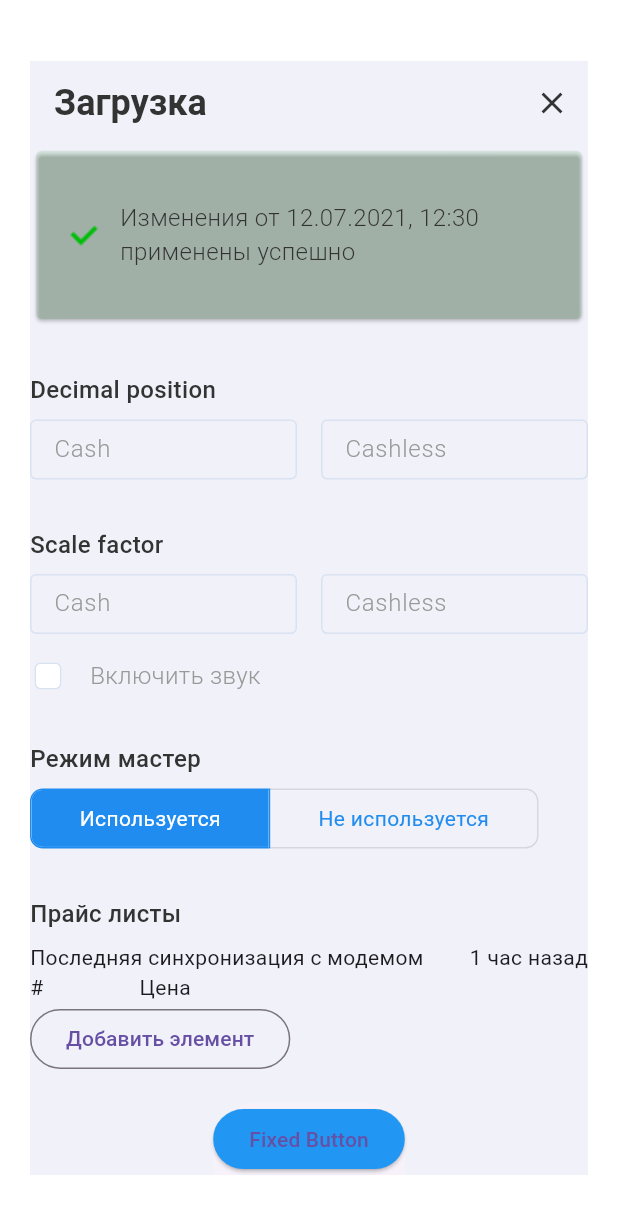
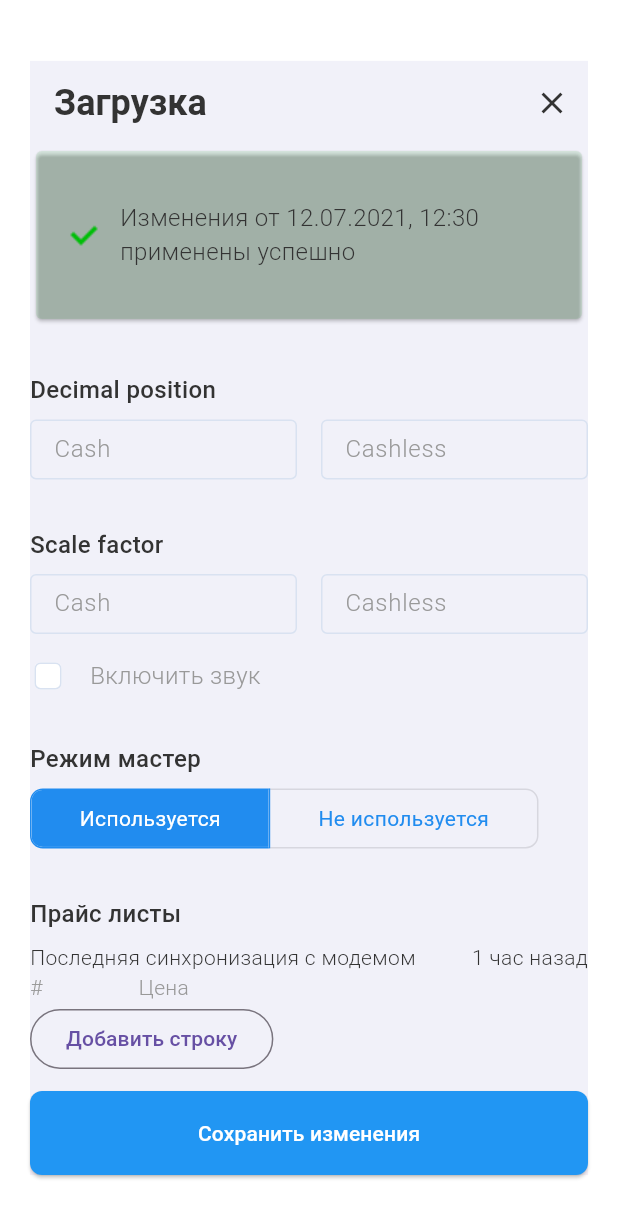
Before and after one commit to KAPLMARKS/Pyrobyte, a Flutter app: the CustomBottomSheet screen opened directly, on a phone screen of 412 x 824 dp. Shown: the top 1218 px of the screen. Run offline on Flutter 3.47's test engine with Material 3 defaults, Android fonts, the phone set to English and light mode, and no system bars; our stand-ins replace wave.

Commit message:
Formatted code, add animation for Box, add button, and dynamic list

```diff
--- a/lib/atm/components/custom_bottom_sheet.dart
+++ b/lib/atm/components/custom_bottom_sheet.dart
@@ -48,8 +48,7 @@ class CustomBottomSheet extends StatelessWidget {
                     child: Row(
                       children: [
                         Image(
-                            image:
-                            AssetImage('lib/assets/check.png'),
+                          image: AssetImage('lib/assets/check.png'),
                         ),
                         SizedBox(width: 8),
                         Text(
@@ -79,8 +78,7 @@ class CustomBottomSheet extends StatelessWidget {
               const SizedBox(
                 height: 40,
                 child: Row(
-                    mainAxisAlignment:
-                    MainAxisAlignment.spaceBetween,
+                  mainAxisAlignment: MainAxisAlignment.spaceBetween,
                   children: [
                     Flexible(
                       child: TextField(
@@ -140,8 +138,7 @@ class CustomBottomSheet extends StatelessWidget {
               const SizedBox(
                 height: 40,
                 child: Row(
-                    mainAxisAlignment:
-                    MainAxisAlignment.spaceBetween,
+                  mainAxisAlignment: MainAxisAlignment.spaceBetween,
                   children: [
                     Flexible(
                       child: TextField(
@@ -236,27 +233,67 @@ class CustomBottomSheet extends StatelessWidget {
               const Row(
                 mainAxisAlignment: MainAxisAlignment.spaceBetween,
                 children: [
-                    Text('Последняя синхронизация с модемом'),
-                    Text('1 час назад'),
+                  Text(
+                    'Последняя синхронизация с модемом',
+                    style: TextStyle(
+                      fontSize: 14,
+                      fontWeight: FontWeight.w300,
+                      color: Color(0xFF333333),
+                    ),
+                  ),
+                  Text(
+                    '1 час назад',
+                    style: TextStyle(
+                      fontSize: 14,
+                      fontWeight: FontWeight.w300,
+                      color: Color(0xFF333333),
+                    ),
+                  ),
                 ],
               ),
               const Row(
                 mainAxisAlignment: MainAxisAlignment.start,
                 children: [
-                    Text('#'),
+                  Text(
+                    '#',
+                    style: TextStyle(
+                      fontSize: 14,
+                      fontWeight: FontWeight.w300,
+                      color: Color(0xFF999999),
+                    ),
+                  ),
                   SizedBox(width: 64),
-                    Text('Цена'),
+                  Text(
+                    'Цена',
+                    style: TextStyle(
+                      fontSize: 14,
+                      fontWeight: FontWeight.w300,
+                      color: Color(0xFF999999),
+                    ),
+                  ),
                 ],
               ),
               const DynamicList(),
             ],
           ),
-            bottomSheet: ElevatedButton(
+          bottomSheet: SizedBox(
+            height: 56,
+            width: double.infinity,
+            child: ElevatedButton(
               onPressed: () {},
               style: ElevatedButton.styleFrom(
                 backgroundColor: Colors.blue,
+                shape: RoundedRectangleBorder(
+                  borderRadius: BorderRadius.circular(8),
                 ),
-              child: const Text('Fixed Button'),
+              ),
+              child: const Text(
+                'Сохранить изменения',
+                style: TextStyle(
+                  color: Color(0xFFFFFFFF),
+                ),
+              ),
+            ),
           ),
         ),
       ),
--- a/lib/atm/components/dynamic_list.dart
+++ b/lib/atm/components/dynamic_list.dart
@@ -21,6 +21,12 @@ class _RowListWidgetState extends State<DynamicList> {
                 child: TextField(
                   keyboardType: TextInputType.number,
                   decoration: InputDecoration(
+                    enabledBorder: OutlineInputBorder(
+                      borderSide: BorderSide(
+                        color: Color(0xFFD9E2F1),
+                      ),
+                    ),
+                    border: OutlineInputBorder(),
                     hintText: 'Enter a number',
                   ),
                 ),
@@ -29,10 +35,17 @@ class _RowListWidgetState extends State<DynamicList> {
                 child: TextField(
                   keyboardType: TextInputType.number,
                   decoration: InputDecoration(
+                    enabledBorder: OutlineInputBorder(
+                      borderSide: BorderSide(
+                        color: Color(0xFFD9E2F1),
+                      ),
+                    ),
+                    border: OutlineInputBorder(),
                     hintText: 'Enter a number',
                   ),
                 ),
               ),
+              const Spacer(),
               IconButton(
                 icon: const Icon(Icons.delete),
                 onPressed: () {
@@ -61,7 +74,7 @@ class _RowListWidgetState extends State<DynamicList> {
         ),
         OutlinedButton(
           onPressed: addRow,
-          child: const Text('Добавить элемент'),
+          child: const Text('Добавить строку'),
         ),
       ],
     );
```
Lines whose indentation alone changed are shown as unchanged.
